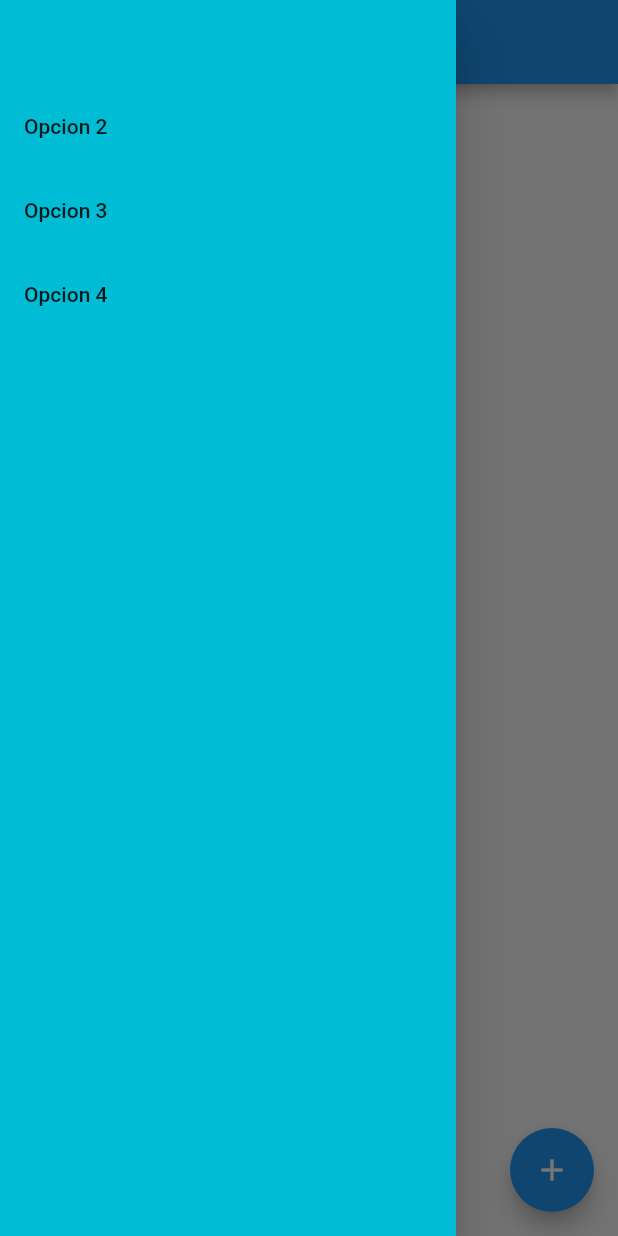
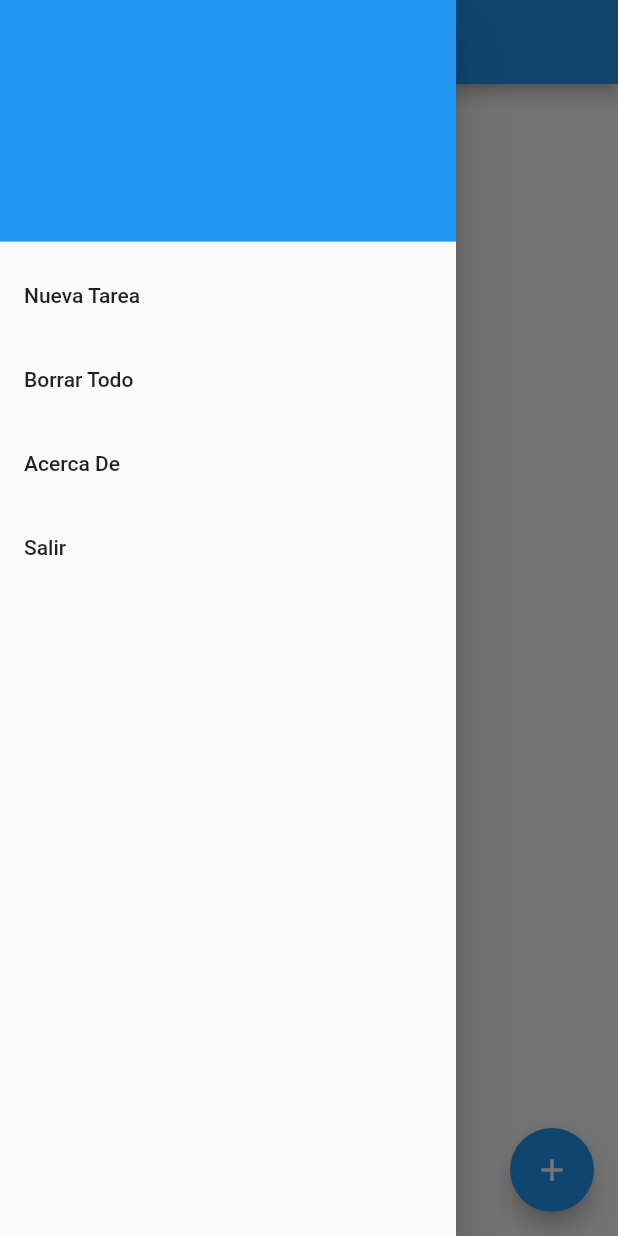
Before and after one commit to lulagalvez/apps, a Flutter app: the ToDo screen opened by its route, with the side drawer open, on a phone screen of 412 x 824 dp. Run offline on Flutter 3.47's test engine with Material 2 defaults, Android fonts, the phone set to English and light mode, and no system bars; our stand-ins replace shared_preferences; missing offline and left inert: proyecto_1, wc_form_validators; accounts and stored records are empty.

Commit message:
Update drawer.dart

```diff
--- a/checklist/lib/screens/drawer.dart
+++ b/checklist/lib/screens/drawer.dart
@@ -1,4 +1,5 @@
 import 'package:flutter/material.dart';
+import 'package:proyecto_1/screens/login_screen.dart';
 
 // ignore: must_be_immutable
 class BarraLateral extends StatelessWidget {
@@ -7,29 +8,60 @@ class BarraLateral extends StatelessWidget {
   @override
   Widget build(BuildContext context) {
     return Drawer(
-      child: Container(
-        color: Colors.cyan,
       child: ListView(
-          padding: EdgeInsets.zero,
-          children: [
-            ListTile(
-              title: Text("$name"),
-              onTap: () {},
+        children: <Widget>[
+          DrawerHeader(
+            decoration: const BoxDecoration(
+              color: Colors.blue,
+            ),
+            child: Center(
+              child: Text(
+                '$name',
+                style: const TextStyle(
+                  color: Colors.white,
+                  fontSize: 24,
+                ),
+              ),
+            ),
           ),
           ListTile(
-              title: Text("Opcion 2"),
-              onTap: () {},
+            title: const Text('Nueva Tarea'),
+            onTap: () {
+              Navigator.of(context).pop();
+              Navigator.of(context).push(
+                MaterialPageRoute(
+                    builder: (context) => const MyFormLogin()), //cambiar ruteo
+              );
+            },
           ),
           ListTile(
-              title: Text("Opcion 3"),
-              onTap: () {},
+            title: const Text('Borrar Todo'),
+            onTap: () {
+              Navigator.of(context).pop();
+              Navigator.of(context).push(
+                MaterialPageRoute(
+                    builder: (context) => const MyFormLogin()), //cambiar ruteo
+              );
+            },
           ),
           ListTile(
-              title: Text("Opcion 4"),
-              onTap: () {},
-            )
+            title: const Text('Acerca De'),
+            onTap: () {
+              Navigator.of(context).pop();
+              Navigator.of(context).push(
+                MaterialPageRoute(
+                    builder: (context) => const MyFormLogin()), // Acerda De
+              );
+            },
+          ),
+          ListTile(
+            title: const Text('Salir'),
+            onTap: () {
+              Navigator.of(context).pop();
+              Navigator.popUntil(context, ModalRoute.withName('/'));
+            },
+          ),
         ],
-        ),
       ),
     );
   }
```
Lines whose indentation alone changed are shown as unchanged.
